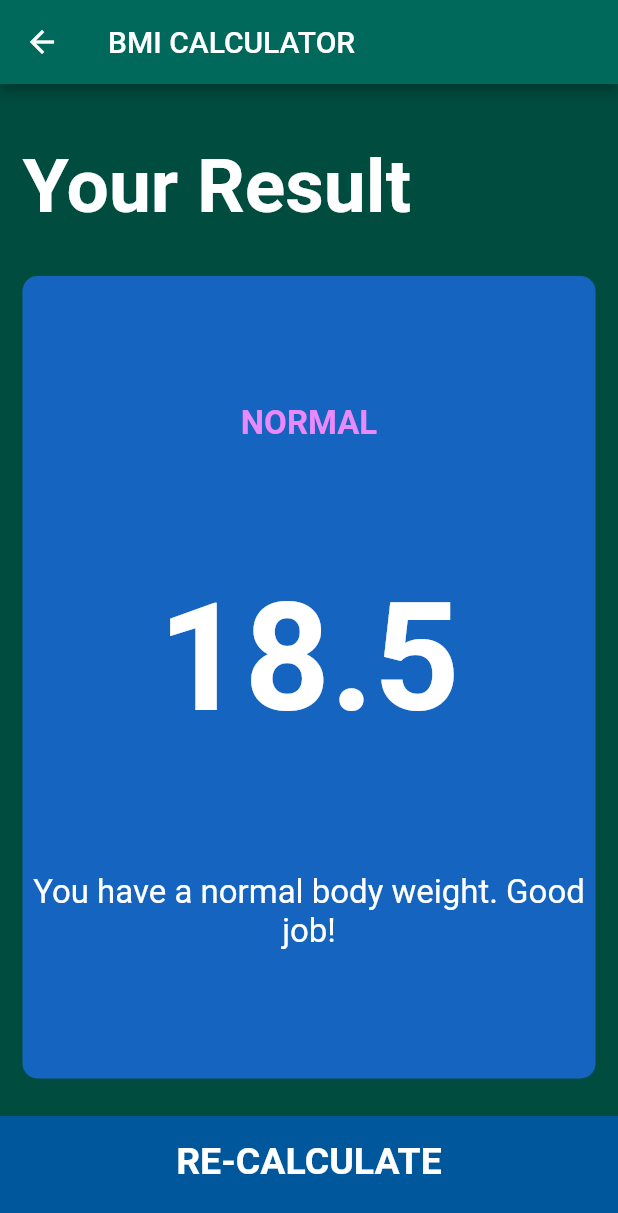
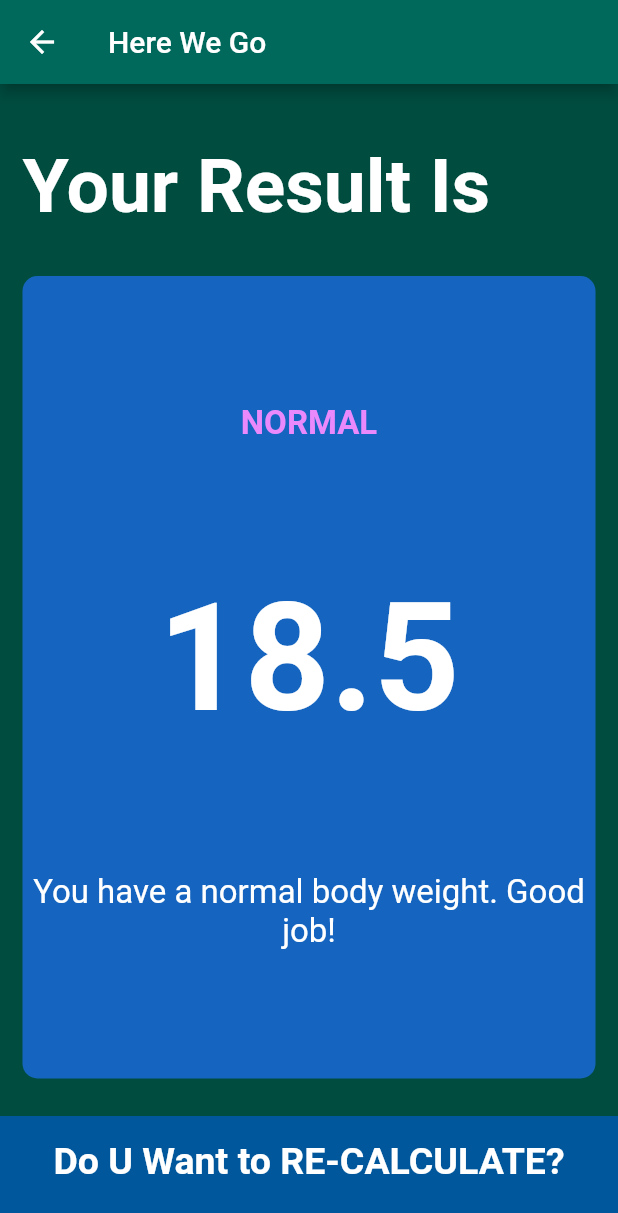
Before and after one commit to smamaHsn/BMI_Advanced_CALCULATOR_In_FLUTTER, a Flutter app: the screen it shows after launch, after a tap on "CALCULATE", on a phone screen of 412 x 824 dp. Shown: the top 1213 px of the screen. Run offline on Flutter 3.47's test engine with Material 2 defaults, Android fonts, the phone set to English and light mode, and no system bars; our stand-ins replace font_awesome_flutter.

Commit message:
HOME PAGE + RESULT PAGE IS COSTUMIZED

```diff
--- a/lib/screens/input_page.dart
+++ b/lib/screens/input_page.dart
@@ -149,7 +149,7 @@ class _InputPageState extends State<InputPage> {
                                   });
                                 }),
                             SizedBox(
-                              width: 10.0,
+                              width: 20.0,
                             ),
                             RoundIconButton(
                               icon: FontAwesomeIcons.plus,
@@ -193,7 +193,7 @@ class _InputPageState extends State<InputPage> {
                               },
                             ),
                             SizedBox(
-                              width: 10.0,
+                              width: 20.0,
                             ),
                             RoundIconButton(
                                 icon: FontAwesomeIcons.plus,
--- a/lib/screens/results_page.dart
+++ b/lib/screens/results_page.dart
@@ -17,7 +17,7 @@ class ResultsPage extends StatelessWidget {
   Widget build(BuildContext context) {
     return Scaffold(
       appBar: AppBar(
-        title: Text('BMI CALCULATOR'),
+        title: Text('Here We Go'),
       ),
       body: Column(
         mainAxisAlignment: MainAxisAlignment.spaceEvenly,
@@ -28,7 +28,7 @@ class ResultsPage extends StatelessWidget {
               padding: EdgeInsets.all(15.0),
               alignment: Alignment.bottomLeft,
               child: Text(
-                'Your Result',
+                'Your Result Is',
                 style: kTitleTextStyle,
               ),
             ),
@@ -59,7 +59,7 @@ class ResultsPage extends StatelessWidget {
             ),
           ),
           BottomButton(
-            buttonTitle: 'RE-CALCULATE',
+            buttonTitle: 'Do U Want to RE-CALCULATE?',
             onTap: () {
               Navigator.pop(context);
             },
```
